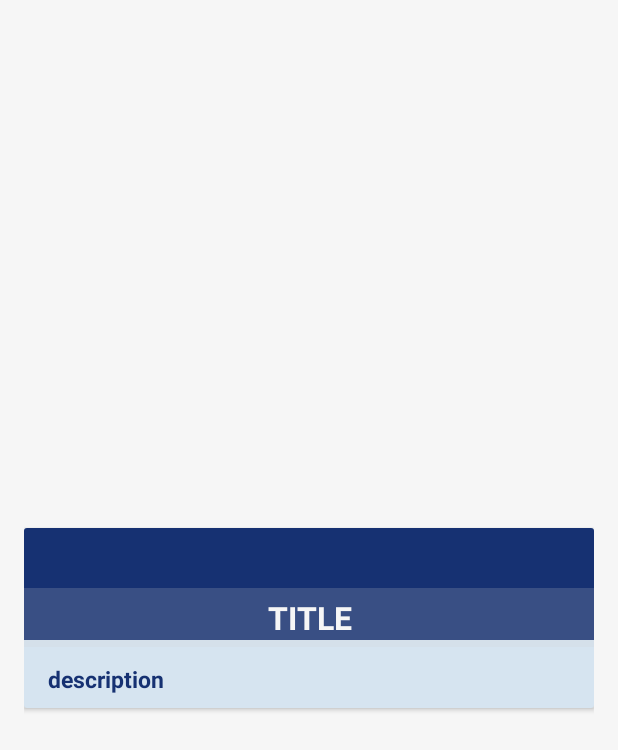
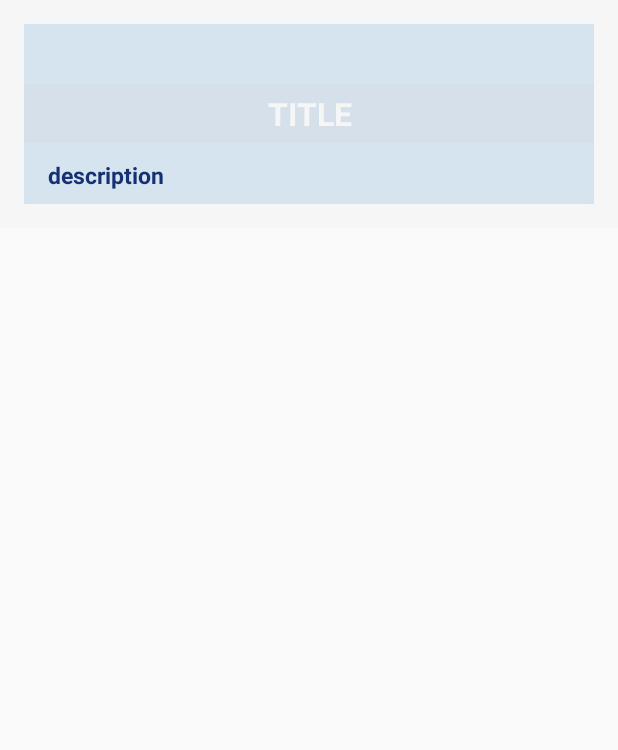
Before and after one commit to makeorbreak-io/boardij, an Android app: the layout trello_button_board_layout.xml on its own in the app's theme, with its tools: preview values and no code run, on a phone screen of 412 x 824 dp. Shown: the top 750 px of the screen. Run offline under Robolectric (Android 15) with nearby library versions, the phone set to English and light mode, and no system bars.

Commit message:
Fixed compilation error

```diff
--- a/todopic/app/src/main/res/layout/trello_button_board_layout.xml
+++ b/todopic/app/src/main/res/layout/trello_button_board_layout.xml
@@ -2,9 +2,9 @@
 
 <LinearLayout xmlns:android="http://schemas.android.com/apk/res/android"
     android:layout_width="match_parent"
-    android:layout_height="match_parent"
+    android:layout_height="wrap_content"
     xmlns:tools="http://schemas.android.com/tools"
-    android:gravity="center_vertical"
+    android:gravity="center_horizontal"
     android:orientation="vertical"
     android:paddingBottom="16dp"
     android:paddingLeft="16dp"
@@ -31,7 +31,6 @@
                 android:id="@+id/board_background"
                 android:layout_width="match_parent"
                 android:layout_height="match_parent"
-                android:background="@color/colorPrimaryDark"
                 android:layout_alignParentTop="true"
                 android:layout_marginBottom="45dp"
                 android:layout_centerInParent="true"
```
Also changed, not shown: todopic/app/src/main/java/com/casarder/todopick/adapter/BoardListAdapter.kt (+3 -8 lines).
